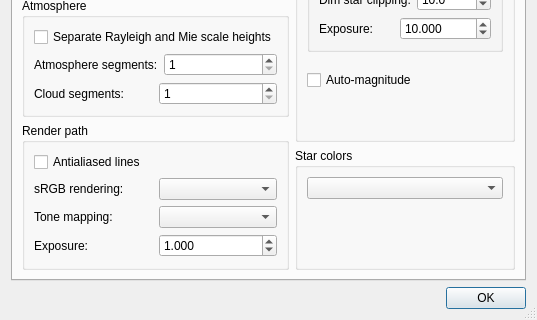
Above: src/celestia/qt/preferences.ui from CelestiaProject/Celestia before the change; both pictures show x 0 to 537 and y 307 to 627 of the 537 by 627 pixel window. Below: the same form after it.
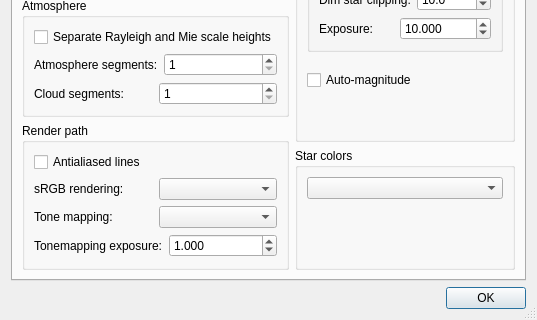
That is the form after the change. The open tabs and pages were chosen to show the change.

What changed in the file:
```diff
--- a/src/celestia/qt/preferences.ui
+++ b/src/celestia/qt/preferences.ui
@@ -1102,7 +1102,7 @@
               <item>
                <widget class="QLabel" name="toneMappingExposureLabel">
                 <property name="text">
-                 <string>Exposure:</string>
+                 <string>Tonemapping exposure:</string>
                 </property>
                </widget>
               </item>
```
Left out of the diff: 2 changed lines with no effect on the pictures.
